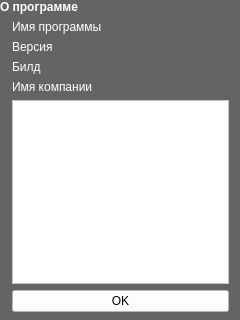
The window that aboutdialog.ui (Limows/LimFTPClient_S60) describes before a commit, drawn with Qt 5.
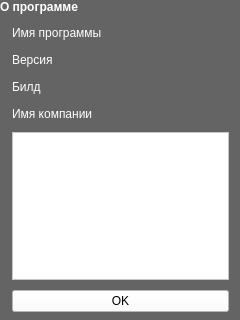
The same window after the commit. Icons and pictures are not drawn.

```diff
--- a/aboutdialog.ui
+++ b/aboutdialog.ui
@@ -460,6 +460,9 @@
     <property name="bottomMargin">
      <number>6</number>
     </property>
+    <property name="verticalSpacing">
+     <number>10</number>
+    </property>
     <item row="0" column="0" colspan="3">
      <widget class="QLabel" name="TitleLabel">
       <property name="palette">
@@ -890,6 +893,18 @@
     </item>
     <item row="1" column="1">
      <widget class="QLabel" name="labelProductName">
+      <property name="sizePolicy">
+       <sizepolicy hsizetype="Preferred" vsizetype="Expanding">
+        <horstretch>0</horstretch>
+        <verstretch>0</verstretch>
+       </sizepolicy>
+      </property>
+      <property name="minimumSize">
+       <size>
+        <width>0</width>
+        <height>17</height>
+       </size>
+      </property>
       <property name="text">
        <string>Имя программы</string>
       </property>
@@ -897,6 +912,18 @@
     </item>
     <item row="2" column="1">
      <widget class="QLabel" name="labelVersion">
+      <property name="sizePolicy">
+       <sizepolicy hsizetype="Preferred" vsizetype="Expanding">
+        <horstretch>0</horstretch>
+        <verstretch>0</verstretch>
+       </sizepolicy>
+      </property>
+      <property name="minimumSize">
+       <size>
+        <width>0</width>
+        <height>17</height>
+       </size>
+      </property>
       <property name="text">
        <string>Версия</string>
       </property>
@@ -904,6 +931,18 @@
     </item>
     <item row="3" column="1">
      <widget class="QLabel" name="labelBuild">
+      <property name="sizePolicy">
+       <sizepolicy hsizetype="Preferred" vsizetype="Expanding">
+        <horstretch>0</horstretch>
+        <verstretch>0</verstretch>
+       </sizepolicy>
+      </property>
+      <property name="minimumSize">
+       <size>
+        <width>0</width>
+        <height>17</height>
+       </size>
+      </property>
       <property name="text">
        <string>Билд</string>
       </property>
@@ -911,6 +950,18 @@
     </item>
     <item row="4" column="1">
      <widget class="QLabel" name="labelCompanyName">
+      <property name="sizePolicy">
+       <sizepolicy hsizetype="Preferred" vsizetype="Expanding">
+        <horstretch>0</horstretch>
+        <verstretch>0</verstretch>
+       </sizepolicy>
+      </property>
+      <property name="minimumSize">
+       <size>
+        <width>0</width>
+        <height>17</height>
+       </size>
+      </property>
       <property name="text">
        <string>Имя компании</string>
       </property>
```
